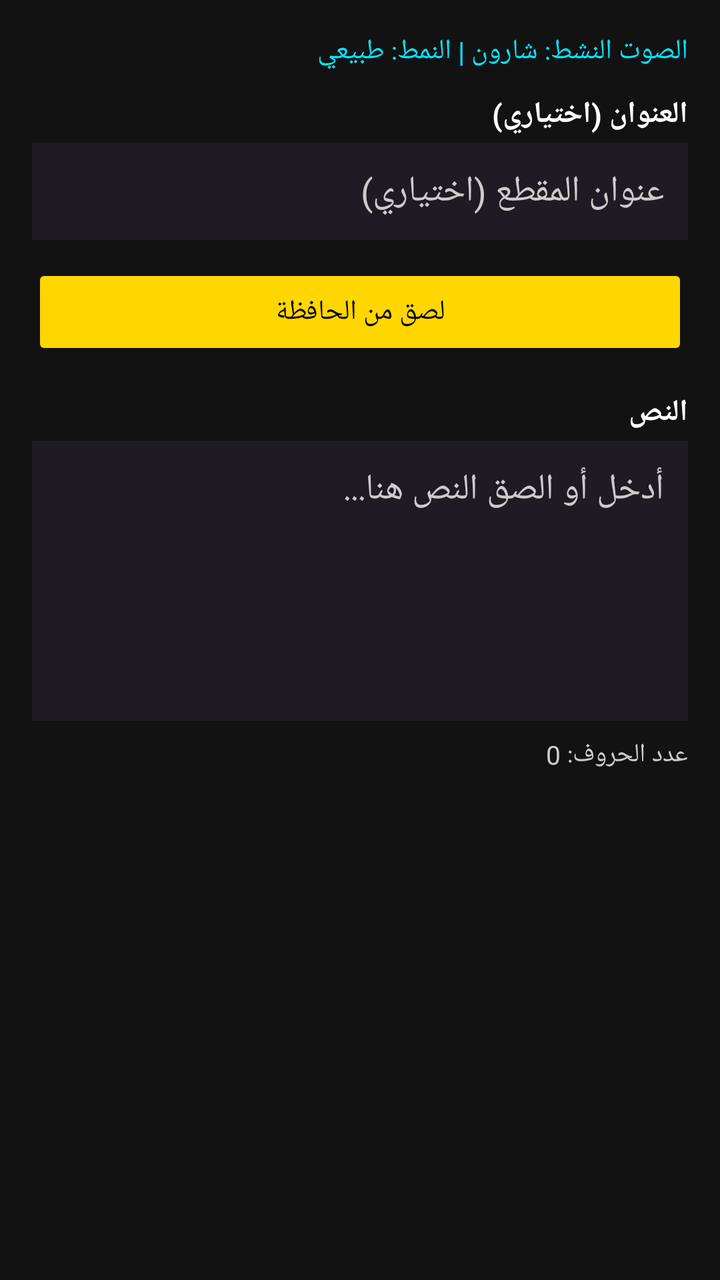
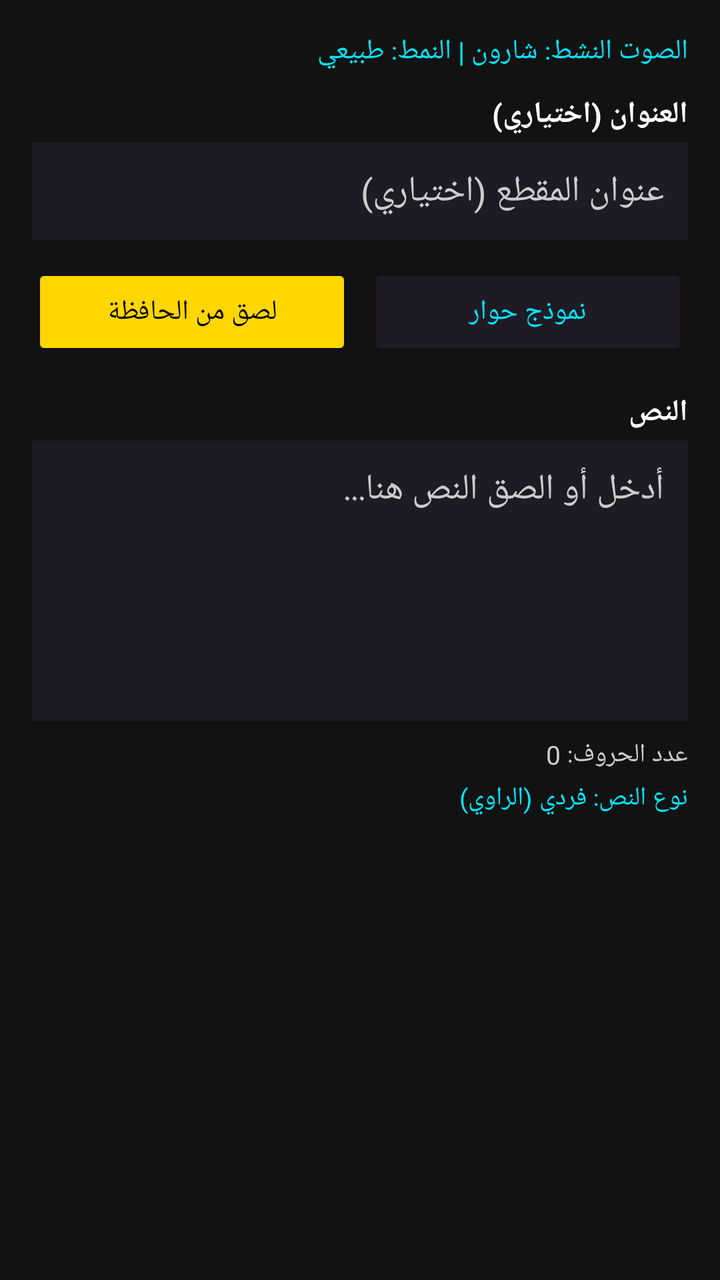

Compare the two renders of this Android layout. The source of the first and the diff that turns it into the second are given below.
<!-- AndroidManifest.xml: application theme Theme.GeminiAudiobook -->
<!-- res/layout/dialog_paste_text.xml -->
<?xml version="1.0" encoding="utf-8"?>
<ScrollView xmlns:android="http://schemas.android.com/apk/res/android"
    android:layout_width="match_parent"
    android:layout_height="wrap_content"
    android:padding="16dp">

    <LinearLayout
        android:layout_width="match_parent"
        android:layout_height="wrap_content"
        android:orientation="vertical">

        
        <TextView
            android:id="@+id/textActiveVoiceSettings"
            android:layout_width="match_parent"
            android:layout_height="wrap_content"
            android:text="الصوت النشط: شارون | النمط: طبيعي"
            android:textColor="@color/accent_control"
            android:textSize="14sp"
            android:paddingBottom="12dp" />

        
        <TextView
            android:layout_width="match_parent"
            android:layout_height="wrap_content"
            android:text="العنوان (اختياري)"
            android:textColor="@color/text_high_contrast"
            android:textSize="15sp"
            android:textStyle="bold" />

        <EditText
            android:id="@+id/editPasteTitle"
            android:layout_width="match_parent"
            android:layout_height="wrap_content"
            android:minHeight="48dp"
            android:layout_marginTop="4dp"
            android:hint="عنوان المقطع (اختياري)"
            android:contentDescription="حقل إدخال عنوان المقطع، اختياري"
            android:textColor="@color/text_high_contrast"
            android:textColorHint="@color/text_secondary"
            android:background="@color/surface_dark"
            android:padding="12dp"
            android:singleLine="true" />

        
        <Button
            android:id="@+id/btnPasteFromClipboard"
            android:layout_width="match_parent"
            android:layout_height="wrap_content"
            android:minHeight="48dp"
            android:layout_marginTop="12dp"
            android:text="لصق من الحافظة"
            android:contentDescription="زر سحب ولصق النص المنسوخ من الحافظة مباشرة"
            android:textColor="@color/on_primary"
            android:backgroundTint="@color/primary_accessible" />

        
        <TextView
            android:layout_width="match_parent"
            android:layout_height="wrap_content"
            android:layout_marginTop="16dp"
            android:text="النص"
            android:textColor="@color/text_high_contrast"
            android:textSize="15sp"
            android:textStyle="bold" />

        <EditText
            android:id="@+id/editPasteContent"
            android:layout_width="match_parent"
            android:layout_height="wrap_content"
            android:minHeight="140dp"
            android:maxHeight="260dp"
            android:layout_marginTop="4dp"
            android:hint="أدخل أو الصق النص هنا..."
            android:contentDescription="حقل إدخال النص لتحويله إلى كتاب صوتي"
            android:textColor="@color/text_high_contrast"
            android:textColorHint="@color/text_secondary"
            android:background="@color/surface_dark"
            android:padding="12dp"
            android:gravity="top|start"
            android:scrollbars="vertical"
            android:inputType="textMultiLine" />

        
        <TextView
            android:id="@+id/textPasteCharCount"
            android:layout_width="match_parent"
            android:layout_height="wrap_content"
            android:layout_marginTop="8dp"
            android:text="عدد الحروف: 0"
            android:textColor="@color/text_secondary"
            android:textSize="13sp" />

    </LinearLayout>

</ScrollView>
<!-- resources referenced by this layout -->
<resources>
  <color name="accent_control">#00E5FF</color>
  <color name="on_primary">#000000</color>
  <color name="primary_accessible">#FFD600</color>
  <color name="surface_dark">#1F1B24</color>
  <color name="text_high_contrast">#FFFFFF</color>
  <color name="text_secondary">#CCCCCC</color>
  <style name="Theme.GeminiAudiobook" parent="Theme.MaterialComponents.DayNight.NoActionBar">
          <item name="colorPrimary">@color/primary_accessible</item>
          <item name="colorPrimaryVariant">@color/primary_variant</item>
          <item name="colorOnPrimary">@color/on_primary</item>
          <item name="android:colorBackground">@color/bg_dark</item>
          <item name="colorSurface">@color/surface_dark</item>
          <item name="android:textColorPrimary">@color/text_high_contrast</item>
          <item name="android:textColorSecondary">@color/text_secondary</item>
          <item name="android:windowBackground">@color/bg_dark</item>
      </style>
  <color name="primary_variant">#FFAB00</color>
  <color name="bg_dark">#121212</color>
</resources>

<!-- the commit's change to res/layout/dialog_paste_text.xml (unified diff, before → after) -->
@@ -43,16 +43,35 @@
             android:singleLine="true" />
 
         
-        <Button
-            android:id="@+id/btnPasteFromClipboard"
+        <LinearLayout
             android:layout_width="match_parent"
             android:layout_height="wrap_content"
-            android:minHeight="48dp"
             android:layout_marginTop="12dp"
-            android:text="لصق من الحافظة"
-            android:contentDescription="زر سحب ولصق النص المنسوخ من الحافظة مباشرة"
-            android:textColor="@color/on_primary"
-            android:backgroundTint="@color/primary_accessible" />
+            android:orientation="horizontal">
+
+            <Button
+                android:id="@+id/btnPasteFromClipboard"
+                android:layout_width="0dp"
+                android:layout_height="wrap_content"
+                android:layout_weight="1"
+                android:minHeight="48dp"
+                android:text="لصق من الحافظة"
+                android:contentDescription="زر سحب ولصق النص المنسوخ من الحافظة مباشرة"
+                android:textColor="@color/on_primary"
+                android:backgroundTint="@color/primary_accessible" />
+
+            <Button
+                android:id="@+id/btnInsertDialogueTemplate"
+                android:layout_width="0dp"
+                android:layout_height="wrap_content"
+                android:layout_weight="1"
+                android:layout_marginStart="8dp"
+                android:minHeight="48dp"
+                android:text="نموذج حوار"
+                android:contentDescription="إدراج نموذج حوار تجريبي لمتحدثين اثنين"
+                android:textColor="@color/accent_control"
+                android:backgroundTint="@color/surface_dark" />
+        </LinearLayout>
 
         
         <TextView
@@ -91,6 +110,15 @@
             android:textColor="@color/text_secondary"
             android:textSize="13sp" />
 
+        <TextView
+            android:id="@+id/textDialogueDetectionStatus"
+            android:layout_width="match_parent"
+            android:layout_height="wrap_content"
+            android:layout_marginTop="4dp"
+            android:text="نوع النص: فردي (الراوي)"
+            android:textColor="@color/accent_control"
+            android:textSize="13sp" />
+
     </LinearLayout>
 
 </ScrollView>
